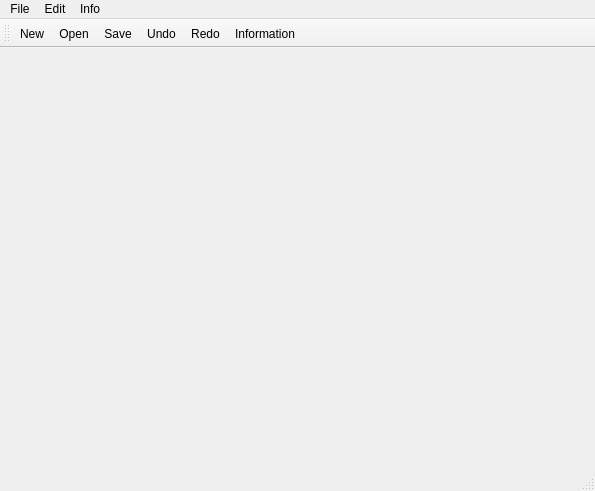
hksonngan/cuteteddy, file teddy/teddy/tmainwind.ui: the form before one commit.
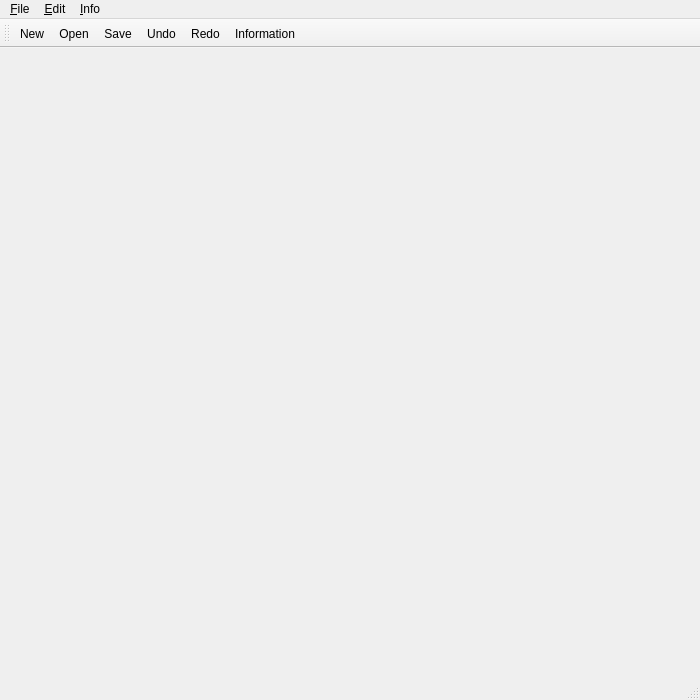
The form after the commit. Icons and pictures are not drawn.

```diff
--- a/teddy/teddy/tmainwind.ui
+++ b/teddy/teddy/tmainwind.ui
@@ -6,8 +6,8 @@
    <rect>
     <x>0</x>
     <y>0</y>
-    <width>595</width>
-    <height>491</height>
+    <width>700</width>
+    <height>700</height>
    </rect>
   </property>
   <property name="windowTitle">
@@ -23,13 +23,13 @@
     <rect>
      <x>0</x>
      <y>0</y>
-     <width>595</width>
+     <width>700</width>
      <height>23</height>
     </rect>
    </property>
    <widget class="QMenu" name="menuFile">
     <property name="title">
-     <string>File</string>
+     <string>&amp;File</string>
     </property>
     <addaction name="actionNew"/>
     <addaction name="actionOpen"/>
@@ -37,14 +37,14 @@
    </widget>
    <widget class="QMenu" name="menuEdit">
     <property name="title">
-     <string>Edit</string>
+     <string>&amp;Edit</string>
     </property>
     <addaction name="actionUndo"/>
     <addaction name="actionRedo"/>
    </widget>
    <widget class="QMenu" name="menuInfo">
     <property name="title">
-     <string>Info</string>
+     <string>&amp;Info</string>
     </property>
     <addaction name="actionInfo"/>
    </widget>
```
Left out of the diff: 47 changed lines with no effect on the pictures.
